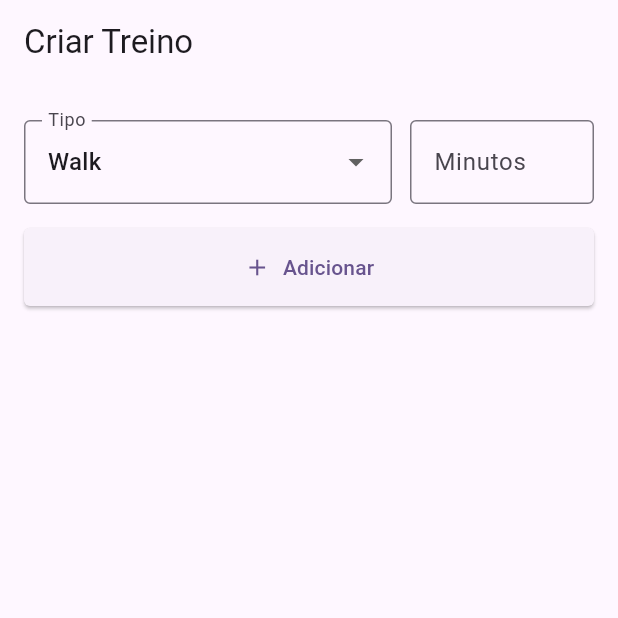
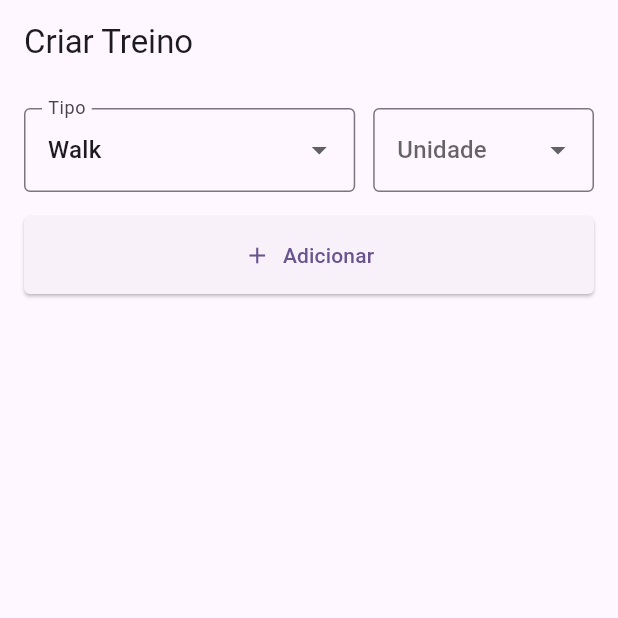
Before and after one commit to RodolfoBR93/pace_blocks, a Flutter app: the screen it shows after launch, after a tap on "Adicionar", on a phone screen of 412 x 824 dp, the top half of it. Run offline on Flutter 3.47's test engine with Material 3 defaults, Android fonts, the phone set to English and light mode, and no system bars; our stand-ins replace sqflite; accounts and stored records are empty.

Commit message:
feat: modify workout creation to allow choosing between stage types, such as minutes, meters, or kilometers

```diff
--- a/lib/screens/create_workout/create_workout_screen.dart
+++ b/lib/screens/create_workout/create_workout_screen.dart
@@ -1,6 +1,7 @@
 import 'package:flutter/material.dart';
 import 'package:flutter/services.dart';
 import 'package:pace_blocks/data/dao/workout_type_dao.dart';
+import 'package:pace_blocks/screens/create_workout/viewmodels/workout_item.dart';
 import 'package:pace_blocks/screens/create_workout/viewmodels/workout_type.dart';
 
 class CreateWorkout extends StatefulWidget {
@@ -10,17 +11,14 @@ class CreateWorkout extends StatefulWidget {
   State<CreateWorkout> createState() => _CreateWorkoutState();
 }
 
-class WorkoutItem {
-  final String type;
-  final String minutes;
 
-  WorkoutItem({required this.type, required this.minutes});
-}
 
 class _CreateWorkoutState extends State<CreateWorkout> {
   final WorkoutTypeDao _dao = WorkoutTypeDao();
   List<WorkoutType> _workoutTypes = [];
   WorkoutType? _selectedType;
+  final List<String> _units = ['Minutos', 'Metros', 'Km'];
+  String _selectedUnit = '';
 
   @override
   void initState() {
@@ -43,10 +41,14 @@ class _CreateWorkoutState extends State<CreateWorkout> {
   final List<WorkoutItem> _workouts = [];
 
 void _addWorkout() {
-    final minutes = _minutesController.text;
-    if (_selectedType != null && minutes.isNotEmpty) {
+  final value = _minutesController.text;
+  if (_selectedType != null && value.isNotEmpty) {
     setState(() {
-        _workouts.add(WorkoutItem(type: _selectedType!.name, minutes: minutes));
+      _workouts.add(WorkoutItem(
+        type: _selectedType!.name,
+        value: value,
+        unit: _selectedUnit,
+      ));
       _minutesController.clear();
     });
   }
@@ -90,20 +92,24 @@ class _CreateWorkoutState extends State<CreateWorkout> {
                       ),
                       child: ListTile(
                         title: Text(item.type),
-                        trailing: Text('${item.minutes} min'),
+                        trailing: Text('${item.value} ${item.unit}'),
                       ),
                     ),
                   );
                 },
               ),
 
-              const SizedBox(height: 24),
+              const SizedBox(height: 16),
 
               // Linha com Dropdown + Minutos
-              Row(
+              AnimatedSwitcher(
+  duration: const Duration(milliseconds: 300),
+  child: Row(
+    key: ValueKey(_selectedUnit.isEmpty),
     children: [
+      // Dropdown de tipo
       Expanded(
-                    flex: 2,
+        flex: 3,
         child: DropdownButtonFormField<WorkoutType>(
           value: _selectedType,
           decoration: const InputDecoration(
@@ -113,6 +119,8 @@ class _CreateWorkoutState extends State<CreateWorkout> {
           onChanged: (value) {
             setState(() {
               _selectedType = value!;
+              _selectedUnit = '';
+              _minutesController.clear();
             });
           },
           items: _workoutTypes.map((type) {
@@ -124,27 +132,56 @@ class _CreateWorkoutState extends State<CreateWorkout> {
         ),
       ),
       const SizedBox(width: 12),
+
+      // Unidade ou valor
       Expanded(
-                    child: TextField(
+        flex: 2,
+        child: _selectedUnit.isEmpty
+            ? DropdownButtonFormField<String>(
+                value: null,
+                hint: const Text('Unidade'),
+                decoration: const InputDecoration(
+                  border: OutlineInputBorder(),
+                ),
+                onChanged: (value) {
+                  setState(() {
+                    _selectedUnit = value!;
+                  });
+                },
+                items: _units.map((unit) {
+                  return DropdownMenuItem(
+                    value: unit,
+                    child: Text(unit),
+                  );
+                }).toList(),
+              )
+            : TextField(
                 controller: _minutesController,
                 keyboardType: const TextInputType.numberWithOptions(
                   decimal: false,
                   signed: false,
                 ),
                 inputFormatters: [FilteringTextInputFormatter.digitsOnly],
-                      decoration: const InputDecoration(
-                        labelText: 'Minutos',
-                        hintText: 'Ex: 10',
-                        border: OutlineInputBorder(),
+                decoration: InputDecoration(
+                  labelText: 'Valor ($_selectedUnit)',
+                  border: const OutlineInputBorder(),
+                  suffixIcon: IconButton(
+                    icon: const Icon(Icons.clear),
+                    onPressed: () {
+                      setState(() {
+                        _selectedUnit = '';
+                        _minutesController.clear();
+                      });
+                    },
+                  ),
                 ),
               ),
       ),
     ],
   ),
-
+),
 const SizedBox(height: 16),
 
-              // Botão Adicionar
   SizedBox(
     width: double.infinity,
     child: ElevatedButton.icon(
@@ -159,6 +196,7 @@ class _CreateWorkoutState extends State<CreateWorkout> {
       ),
     ),
   ),
+
             ],
           ),
         ),
--- /dev/null
+++ b/lib/screens/create_workout/viewmodels/workout_item.dart
@@ -0,0 +1,11 @@
+class WorkoutItem {
+  final String type;
+  final String value;
+  final String unit;
+
+  WorkoutItem({
+    required this.type,
+    required this.value,
+    required this.unit,
+  });
+}
```
Also changed, not shown: 1 other file. Lines whose indentation alone changed are shown as unchanged.
